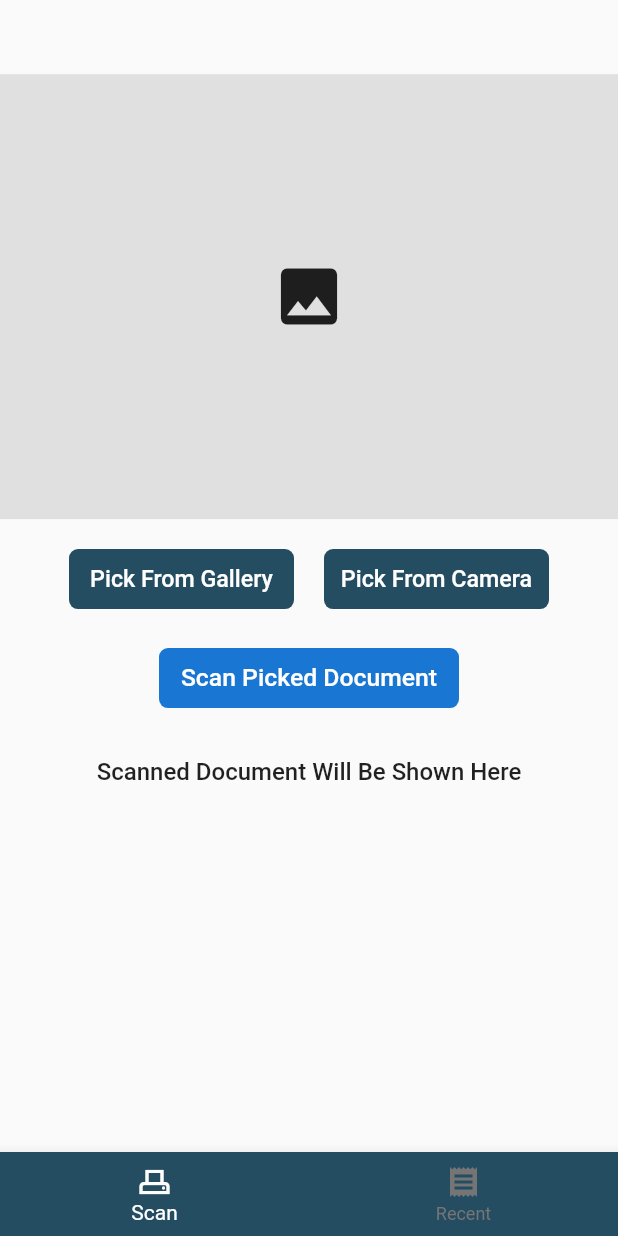
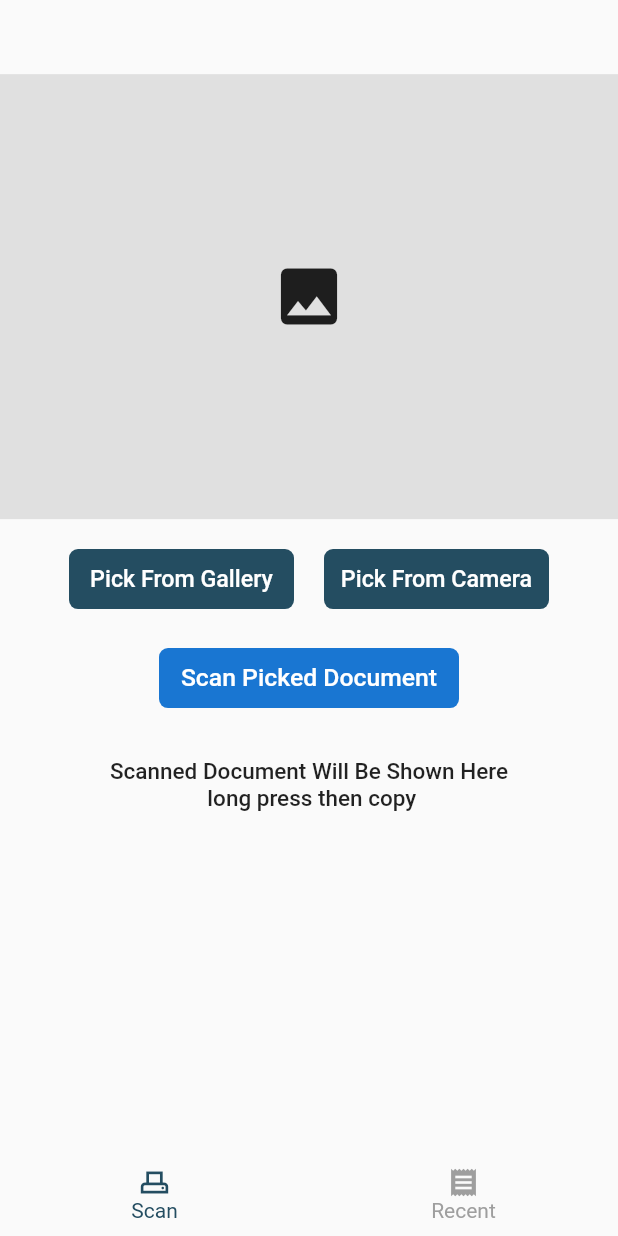
Before and after one commit to Estifki/Amharic-Optical-Character-Recognition, a Flutter app: the screen it shows after launch, on a phone screen of 412 x 824 dp. Run offline on Flutter 3.47's test engine with Material 2 defaults, Android fonts, the phone set to English and light mode, and no system bars; our stand-ins replace flutter_spinkit, google_mobile_ads, hive, hive_flutter, image_picker; missing offline and left inert: flutter_tesseract_ocr; accounts and stored records are empty; network calls fail.

Commit message:
updated bottom nav

```diff
--- a/lib/bottom_nav.dart
+++ b/lib/bottom_nav.dart
@@ -19,10 +19,13 @@ class _BottomNavScreenState extends State<BottomNavScreen> {
     return Scaffold(
       body: _screens.elementAt(_selectedIndex),
       bottomNavigationBar: BottomNavigationBar(
-        backgroundColor: AppColor.secondayColorCustom,
-        selectedItemColor: Colors.white,
-        unselectedItemColor: Colors.grey.shade600,
+        backgroundColor: Colors.grey.shade50,
+        elevation: 0.0,
+        selectedItemColor: AppColor.secondayColorCustom,
+        unselectedItemColor: Colors.grey.shade500,
         currentIndex: _selectedIndex,
+        selectedFontSize: 14,
+        unselectedFontSize: 14,
         onTap: (index) {
           setState(() {
             _selectedIndex = index;
@@ -30,8 +33,9 @@ class _BottomNavScreenState extends State<BottomNavScreen> {
         },
         items: const [
           BottomNavigationBarItem(
-              icon: Icon(Icons.adf_scanner_outlined), label: "Scan"),
-          BottomNavigationBarItem(icon: Icon(Icons.receipt), label: "Recent")
+              icon: Icon(Icons.adf_scanner_outlined, size: 22), label: "Scan"),
+          BottomNavigationBarItem(
+              icon: Icon(Icons.receipt, size: 22), label: "Recent")
         ],
       ),
     );
--- a/lib/screen/home.dart
+++ b/lib/screen/home.dart
@@ -192,9 +192,10 @@ class _HomePageState extends State<HomeScreen> {
                     ))
                   : const Center(
                       child: Text(
-                        "Scanned Document Will Be Shown Here",
+                        "Scanned Document Will Be Shown Here\n long press then copy",
+                        textAlign: TextAlign.center,
                         style: TextStyle(
-                            fontSize: 16, fontWeight: FontWeight.w500),
+                            fontSize: 15, fontWeight: FontWeight.w500),
                       ),
                     ),
               const SizedBox(height: 40),
```
